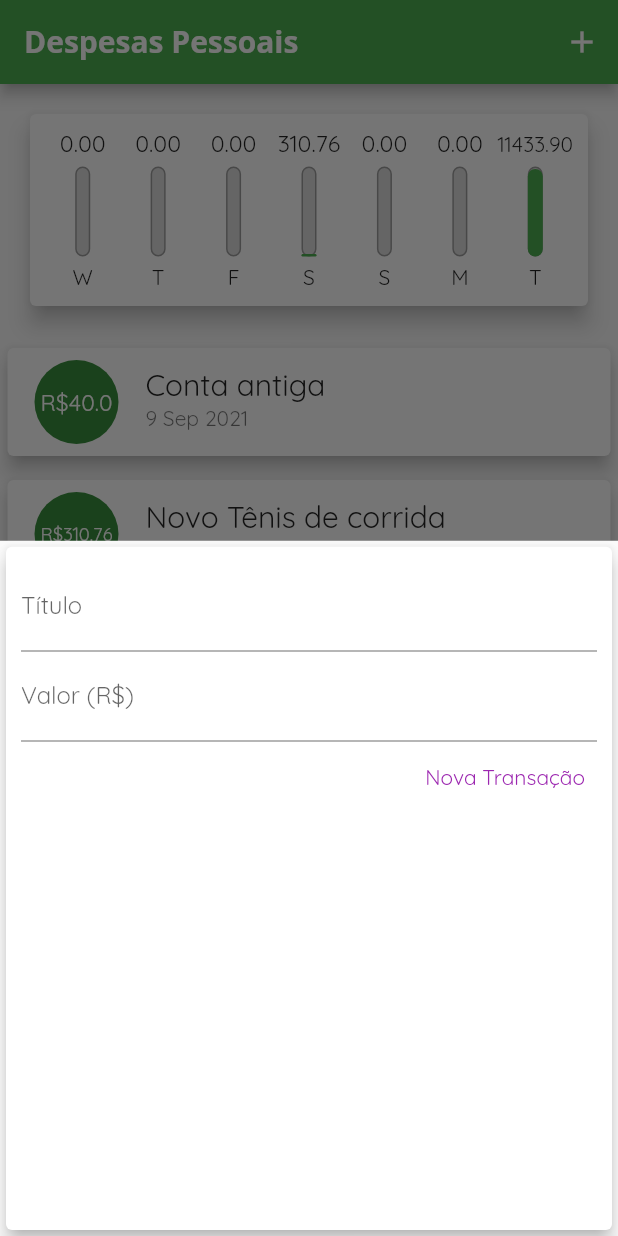
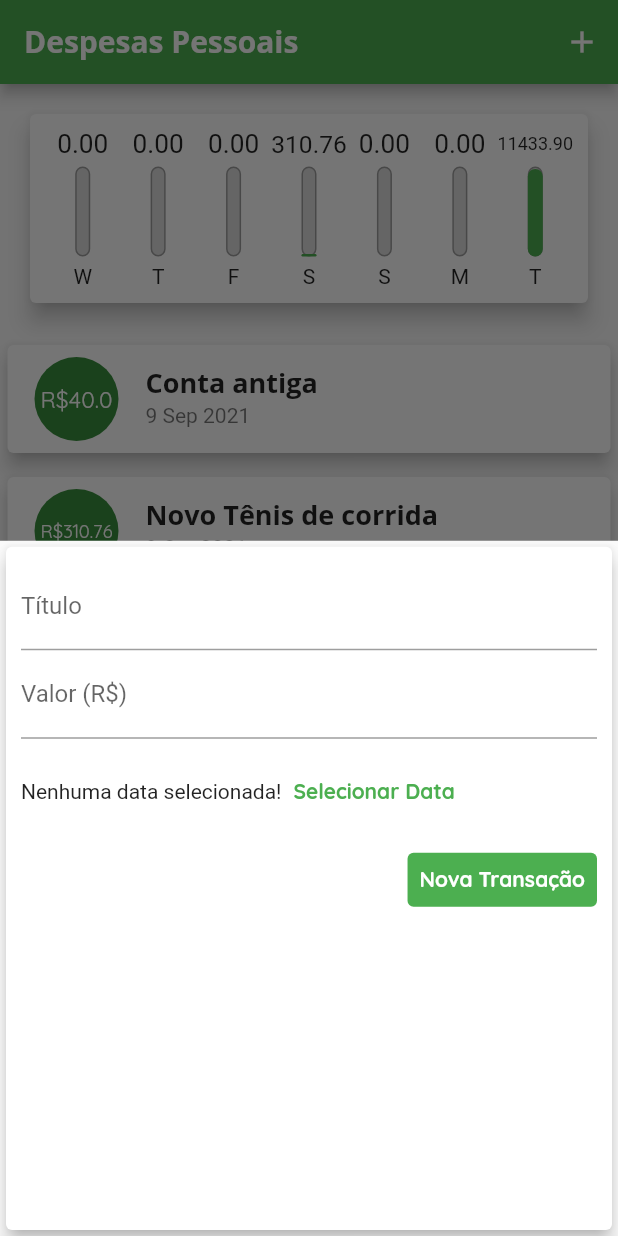
Before and after one commit to DionerWeiss/expenses, a Flutter app: the screen it shows after launch, after a tap on the "add" icon, on a phone screen of 412 x 824 dp. Run offline on Flutter 3.47's test engine with Material 2 defaults, Android fonts, the phone set to English and light mode, and no system bars.

Commit message:
change button color theme

```diff
--- a/lib/components/transaction_form.dart
+++ b/lib/components/transaction_form.dart
@@ -44,11 +44,28 @@ class _TransactionFormState extends State<TransactionForm> {
                 labelText: 'Valor (R\$)',
               ),
             ),
+            SizedBox(
+              height: 70,
+              child: Row(
+                children: [
+                  const Text('Nenhuma data selecionada!'),
+                  TextButton(
+                    style: TextButton.styleFrom(
+                        primary: Theme.of(context).primaryColor),
+                    onPressed: () {},
+                    child: Text('Selecionar Data'),
+                  ),
+                ],
+              ),
+            ),
             Row(
               mainAxisAlignment: MainAxisAlignment.end,
               children: [
                 TextButton(
-                  style: TextButton.styleFrom(primary: Colors.purple),
+                  style: TextButton.styleFrom(
+                    backgroundColor: Theme.of(context).primaryColor,
+                    primary: Theme.of(context).textTheme.button?.color,
+                  ),
                   child: const Text('Nova Transação'),
                   onPressed: _submitForm,
                 ),
--- a/lib/main.dart
+++ b/lib/main.dart
@@ -11,26 +11,30 @@ main() => runApp(ExpensesApp());
 class ExpensesApp extends StatelessWidget {
   ExpensesApp({Key? key}) : super(key: key);
 
-  final ThemeData theme = ThemeData(
-    primarySwatch: Colors.green,
-    fontFamily: 'Quicksand',
-    appBarTheme: const AppBarTheme(
-      titleTextStyle: TextStyle(
-        fontFamily: 'OpenSans',
-        fontSize: 20,
-        fontWeight: FontWeight.bold,
-      ),
-    ),
-  );
-  // Theme.of(context).textTheme.headline6
-
   @override
   Widget build(BuildContext context) {
     return MaterialApp(
       home: MyHomePage(),
-      theme: theme.copyWith(
-        colorScheme: theme.colorScheme.copyWith(
-          secondary: Colors.amber,
+      theme: ThemeData(
+        primarySwatch: Colors.green,
+        fontFamily: 'Quicksand',
+        textTheme: ThemeData.light().textTheme.copyWith(
+              headline6: const TextStyle(
+                fontFamily: 'OpenSans',
+                fontSize: 18,
+                fontWeight: FontWeight.bold,
+              ),
+              button: const TextStyle(
+                color: Colors.white,
+                fontWeight: FontWeight.bold,
+              ),
+            ),
+        appBarTheme: const AppBarTheme(
+          titleTextStyle: TextStyle(
+            fontFamily: 'OpenSans',
+            fontSize: 20,
+            fontWeight: FontWeight.bold,
+          ),
         ),
       ),
     );
```
